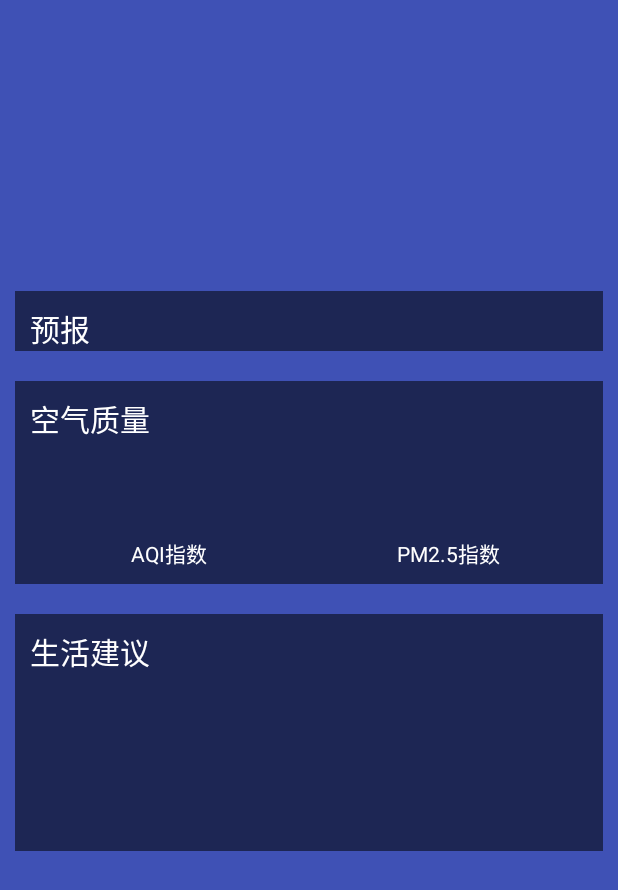
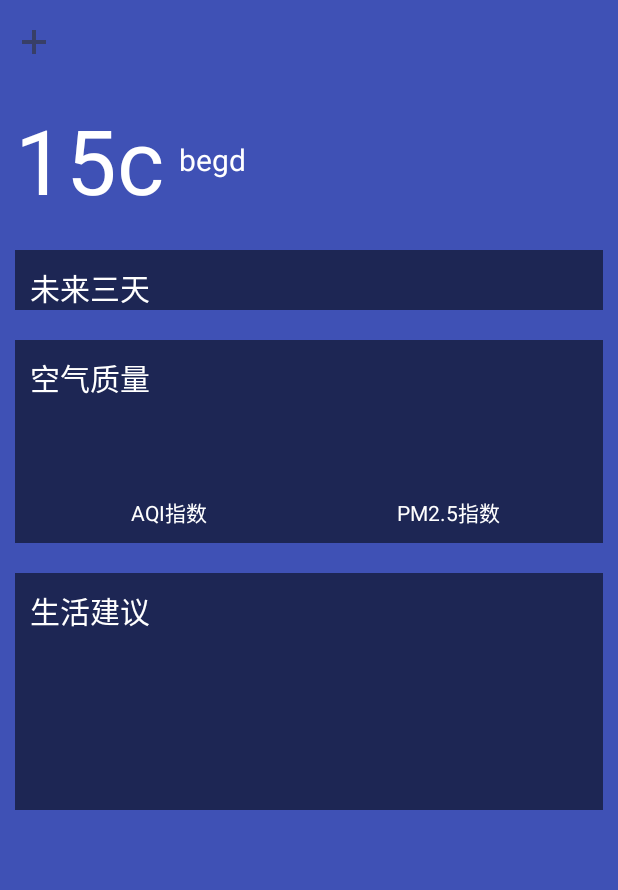
Before and after one commit to wujiankun/jweather, an Android app: the layout activity_weather.xml on its own in the app's theme, with its tools: preview values and no code run, on a phone screen of 412 x 824 dp. Shown: the top 890 px of the screen. Run offline under Robolectric (Android 15) with nearby library versions, the phone set to English and light mode, and no system bars.

Commit message:
添加不同的地区

```diff
--- a/app/src/main/assets/litepal.xml
+++ b/app/src/main/assets/litepal.xml
@@ -5,5 +5,6 @@
         <mapping class='com.wjk.jweather.db.City'/>
         <mapping class='com.wjk.jweather.db.County'/>
         <mapping class='com.wjk.jweather.db.Province'/>
+        <mapping class='com.wjk.jweather.db.UsualCity'/>
     </list>
 </litepal>
--- a/app/src/main/res/layout/activity_weather.xml
+++ b/app/src/main/res/layout/activity_weather.xml
@@ -4,8 +4,15 @@
     android:layout_width="match_parent"
     android:layout_height="match_parent"
     android:background="@color/colorPrimary"
-    tools:context="com.wjk.jweather.ui.WeatherActivity">
+    tools:context="com.wjk.jweather.ui.WeatherActivity"
+    android:fitsSystemWindows="true">
     <!--天气模块的框架页面-->
+    <ImageView
+        android:id="@+id/iv_bg_pic"
+        android:scaleType="centerCrop"
+        android:layout_width="match_parent"
+        android:layout_height="match_parent" />
+
     <ScrollView
         android:id="@+id/sv_weather_layout"
         android:layout_width="match_parent"
@@ -15,7 +22,9 @@
         <LinearLayout
             android:orientation="vertical"
             android:layout_width="match_parent"
-            android:layout_height="wrap_content">
+            android:layout_height="wrap_content"
+            android:fitsSystemWindows="true"
+            >
             <include layout="@layout/layout_weather_title" />
             <include layout="@layout/layout_weather_now" />
             <include layout="@layout/layout_weather_forecast" />
--- a/app/src/main/res/layout/layout_weather_forecast.xml
+++ b/app/src/main/res/layout/layout_weather_forecast.xml
@@ -12,7 +12,7 @@
         android:layout_marginLeft="@dimen/common_page_right"
         android:layout_marginTop="@dimen/common_page_right"
         android:textColor="#fff"
-        android:text="预报"
+        android:text="未来三天"
         android:textSize="@dimen/common_text_size" />
 
     <LinearLayout
--- a/app/src/main/res/layout/layout_weather_now.xml
+++ b/app/src/main/res/layout/layout_weather_now.xml
@@ -3,14 +3,15 @@
     android:layout_width="match_parent"
     android:layout_height="wrap_content"
     android:layout_margin="@dimen/common_page_right"
-    android:orientation="vertical">
+    android:orientation="horizontal">
 <!--显示当前的气温和天气描述-->
     <TextView
         android:id="@+id/tv_degree"
         android:layout_width="wrap_content"
         android:layout_height="wrap_content"
         android:textColor="#fff"
-        android:layout_gravity="end"
+        android:text="15c"
+        android:layout_marginRight="10dp"
         android:textSize="@dimen/big_text_size" />
 
     <TextView
@@ -18,7 +19,8 @@
         android:layout_width="wrap_content"
         android:layout_height="wrap_content"
         android:textColor="#fff"
-        android:layout_gravity="end"
+        android:layout_gravity="center_vertical"
+        android:text="begd"
         android:textSize="@dimen/common_text_size" />
 
 </LinearLayout>
--- a/app/src/main/res/layout/layout_weather_title.xml
+++ b/app/src/main/res/layout/layout_weather_title.xml
@@ -3,6 +3,15 @@
     android:layout_width="match_parent"
     android:layout_height="?attr/actionBarSize">
     <!--天气页面的标题，显示城市名称与更新时间-->
+    <ImageButton
+        android:layout_marginLeft="@dimen/common_page_right"
+        android:background="@null"
+        android:id="@+id/ib_add_city"
+        android:src="@mipmap/ic_add_city"
+        android:layout_centerVertical="true"
+        android:layout_width="25dp"
+        android:layout_height="25dp" />
+
     <TextView
         android:id="@+id/tv_title_city"
         android:layout_width="wrap_content"
@@ -18,7 +27,6 @@
         android:layout_alignParentRight="true"
         android:layout_centerVertical="true"
         android:textColor="#fff"
-        android:textSize="@dimen/small_text_size"
         android:layout_height="wrap_content" />
 
 </RelativeLayout>
```
Also changed, not shown: app/src/main/java/com/wjk/jweather/db/UsualCity.java (added, +51 -0 lines), app/src/main/java/com/wjk/jweather/ui/ChooseAreaFragment.java (+32 -4 lines), app/src/main/java/com/wjk/jweather/ui/WeatherActivity.java (+89 -20 lines), app/src/main/res/mipmap-xxhdpi/ic_add_city.png (added), 2 other files.
